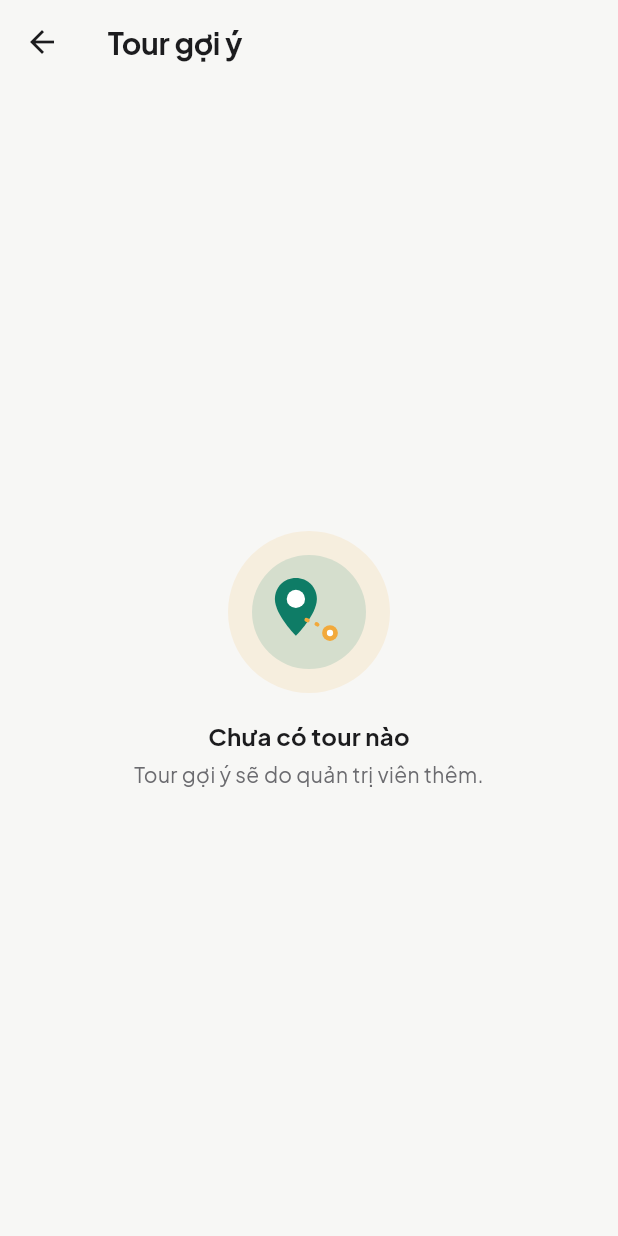
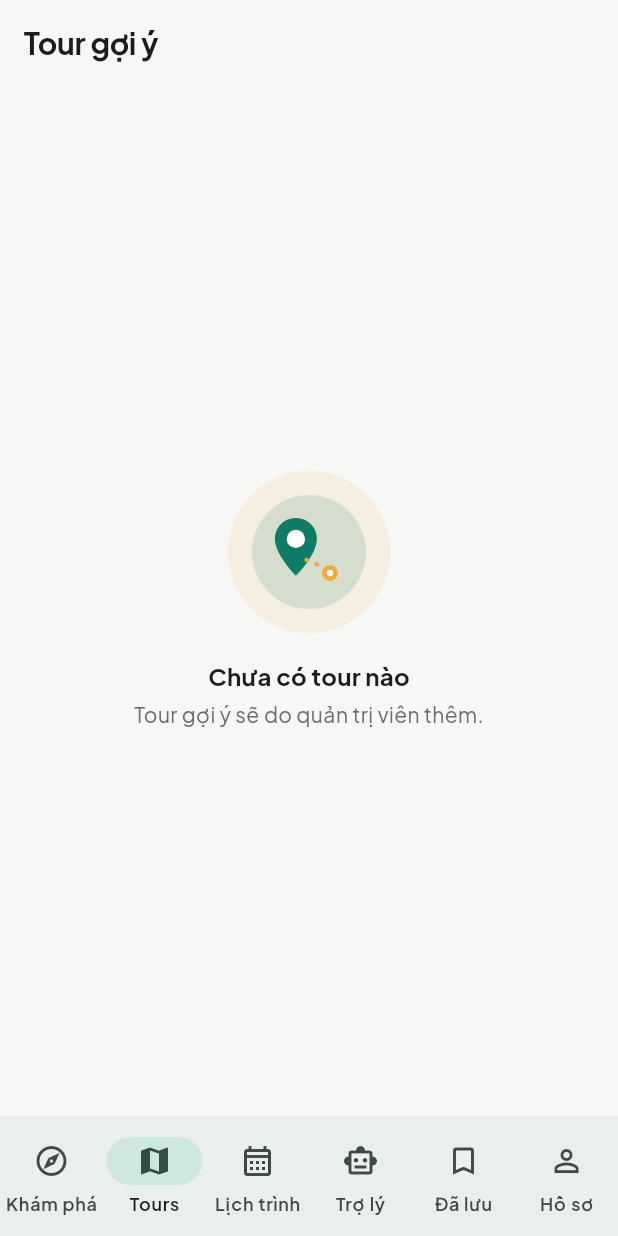
Before and after one commit to tuong10adc2/Travel_App, a Flutter app: the screen it shows once a user with an empty profile is signed in, item 2 of the bottom bar chosen, on a phone screen of 412 x 824 dp. Run offline on Flutter 3.47's test engine with Material 3 defaults, Android fonts, the phone set to English and light mode, and no system bars; our stand-ins replace cached_network_image, cloud_firestore, cloud_functions, firebase_auth, firebase_core, firebase_messaging and 6 more; missing offline and left inert: panorama; accounts and stored records are empty.

Commit message:
fix: giu thanh dieu huong duoi khi chuyen tab (Tours/Lich trinh/Tro ly/Da luu/Ho so)
- Truoc day 5/6 tab (chi Home co bottomNavigationBar) dieu huong bang
  context.push() sang route rieng nen thanh dieu huong duoi bien mat ngay
  khi roi Home
- Chuyen sang StatefulShellRoute.indexedStack cua go_router: 1 MainShell
  (Scaffold + NavigationBar) dung chung, moi tab giu 1 Navigator/stack rieng
  (IndexedStack) nen thanh dieu huong luon hien thi khi chuyen qua lai giua
  cac tab. Cac trang chi tiet (tour/place/itinerary detail...) van push o
  root navigator nhu cu nen an thanh dieu huong dung y (drill-down chuan)
- Da test bang Playwright tren app build web that: dang ky tai khoan, bam
  qua ca 6 tab + vao 1 tour detail + back - thanh dieu huong dung nhu mong
  doi, khong co loi console

```diff
--- a/lib/core/router/app_router.dart
+++ b/lib/core/router/app_router.dart
@@ -18,6 +18,7 @@ import '../../features/saved/screens/saved_places_screen.dart';
 import '../../features/tours/screens/tour_detail_screen.dart';
 import '../../features/tours/screens/tour_list_screen.dart';
 import '../../features/vr360/screens/vr360_viewer_screen.dart';
+import 'main_shell.dart';
 
 const _authRoutes = ['/login', '/register', '/forgot-password'];
 
@@ -58,13 +59,28 @@ final appRouterProvider = Provider<GoRouter>((ref) {
         path: '/forgot-password',
         builder: (context, state) => const ForgotPasswordScreen(),
       ),
-      GoRoute(
-        path: '/home',
-        builder: (context, state) => const HomeScreen(),
-      ),
-      GoRoute(
-        path: '/profile',
-        builder: (context, state) => const ProfileScreen(),
+      StatefulShellRoute.indexedStack(
+        builder: (context, state, navigationShell) => MainShell(navigationShell: navigationShell),
+        branches: [
+          StatefulShellBranch(routes: [
+            GoRoute(path: '/home', builder: (context, state) => const HomeScreen()),
+          ]),
+          StatefulShellBranch(routes: [
+            GoRoute(path: '/tours', builder: (context, state) => const TourListScreen()),
+          ]),
+          StatefulShellBranch(routes: [
+            GoRoute(path: '/itineraries', builder: (context, state) => const ItineraryListScreen()),
+          ]),
+          StatefulShellBranch(routes: [
+            GoRoute(path: '/chat', builder: (context, state) => const ChatScreen()),
+          ]),
+          StatefulShellBranch(routes: [
+            GoRoute(path: '/saved', builder: (context, state) => const SavedPlacesScreen()),
+          ]),
+          StatefulShellBranch(routes: [
+            GoRoute(path: '/profile', builder: (context, state) => const ProfileScreen()),
+          ]),
+        ],
       ),
       GoRoute(
         path: '/place/:id',
@@ -76,14 +92,6 @@ final appRouterProvider = Provider<GoRouter>((ref) {
           placeId: state.pathParameters['id']!,
           initialMediaId: state.uri.queryParameters['mediaId'],
         ),
-      ),
-      GoRoute(
-        path: '/saved',
-        builder: (context, state) => const SavedPlacesScreen(),
-      ),
-      GoRoute(
-        path: '/itineraries',
-        builder: (context, state) => const ItineraryListScreen(),
       ),
       GoRoute(
         path: '/itineraries/new',
@@ -101,14 +109,6 @@ final appRouterProvider = Provider<GoRouter>((ref) {
         ),
       ),
       GoRoute(
-        path: '/chat',
-        builder: (context, state) => const ChatScreen(),
-      ),
-      GoRoute(
-        path: '/tours',
-        builder: (context, state) => const TourListScreen(),
-      ),
-      GoRoute(
         path: '/tours/:id',
         builder: (context, state) => TourDetailScreen(tourId: state.pathParameters['id']!),
       ),
--- /dev/null
+++ b/lib/core/router/main_shell.dart
@@ -0,0 +1,42 @@
+import 'package:flutter/material.dart';
+import 'package:go_router/go_router.dart';
+
+/// Khung Scaffold + `NavigationBar` dùng chung cho 6 tab chính (Khám phá,
+/// Tours, Lịch trình, Trợ lý, Đã lưu, Hồ sơ). Trước đây mỗi tab là 1
+/// `context.push()` riêng lẻ nên chỉ màn Home có thanh điều hướng, các màn
+/// còn lại mất hẳn thanh khi mở. `StatefulShellRoute.indexedStack` giữ mỗi
+/// tab 1 Navigator/stack riêng (IndexedStack) và dùng chung 1 `MainShell` nên
+/// thanh điều hướng luôn hiển thị khi chuyển qua lại giữa các tab.
+class MainShell extends StatelessWidget {
+  const MainShell({super.key, required this.navigationShell});
+
+  final StatefulNavigationShell navigationShell;
+
+  void _onDestinationSelected(int index) {
+    // Bấm lại đúng tab đang đứng thì quay về màn gốc của tab đó (reset
+    // stack), giống hành vi bottom nav tiêu chuẩn.
+    navigationShell.goBranch(
+      index,
+      initialLocation: index == navigationShell.currentIndex,
+    );
+  }
+
+  @override
+  Widget build(BuildContext context) {
+    return Scaffold(
+      body: navigationShell,
+      bottomNavigationBar: NavigationBar(
+        selectedIndex: navigationShell.currentIndex,
+        onDestinationSelected: _onDestinationSelected,
+        destinations: const [
+          NavigationDestination(icon: Icon(Icons.explore_outlined), selectedIcon: Icon(Icons.explore), label: 'Khám phá'),
+          NavigationDestination(icon: Icon(Icons.map_outlined), selectedIcon: Icon(Icons.map), label: 'Tours'),
+          NavigationDestination(icon: Icon(Icons.calendar_month_outlined), selectedIcon: Icon(Icons.calendar_month), label: 'Lịch trình'),
+          NavigationDestination(icon: Icon(Icons.smart_toy_outlined), selectedIcon: Icon(Icons.smart_toy), label: 'Trợ lý'),
+          NavigationDestination(icon: Icon(Icons.bookmark_border), selectedIcon: Icon(Icons.bookmark), label: 'Đã lưu'),
+          NavigationDestination(icon: Icon(Icons.person_outline), selectedIcon: Icon(Icons.person), label: 'Hồ sơ'),
+        ],
+      ),
+    );
+  }
+}
```
Also changed, not shown: lib/features/home/screens/home_screen.dart (+1 -43 lines).
